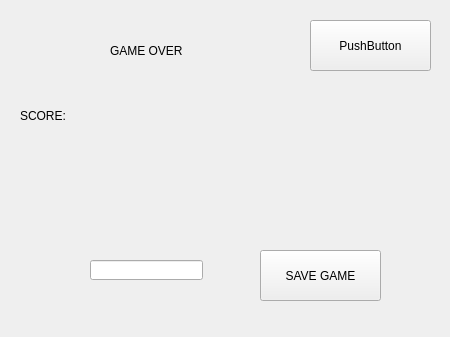
Qt form End_game_qt.ui (SemGru/PyGame_Project) before a commit.
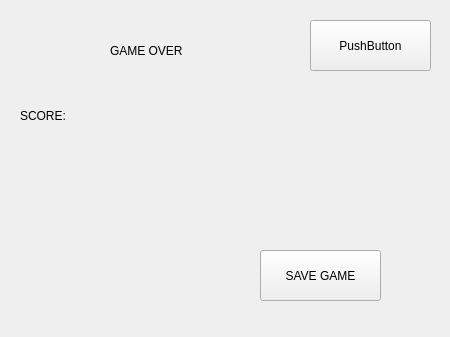
The same form after that commit.

The edit to the form file:
```diff
--- a/End_game_qt.ui
+++ b/End_game_qt.ui
@@ -65,16 +65,6 @@
     <string>SAVE GAME</string>
    </property>
   </widget>
-  <widget class="QLineEdit" name="lineEdit">
-   <property name="geometry">
-    <rect>
-     <x>90</x>
-     <y>260</y>
-     <width>113</width>
-     <height>20</height>
-    </rect>
-   </property>
-  </widget>
  </widget>
  <resources/>
  <connections/>
```
Left out of the diff: 2 changed lines with no effect on the pictures.
